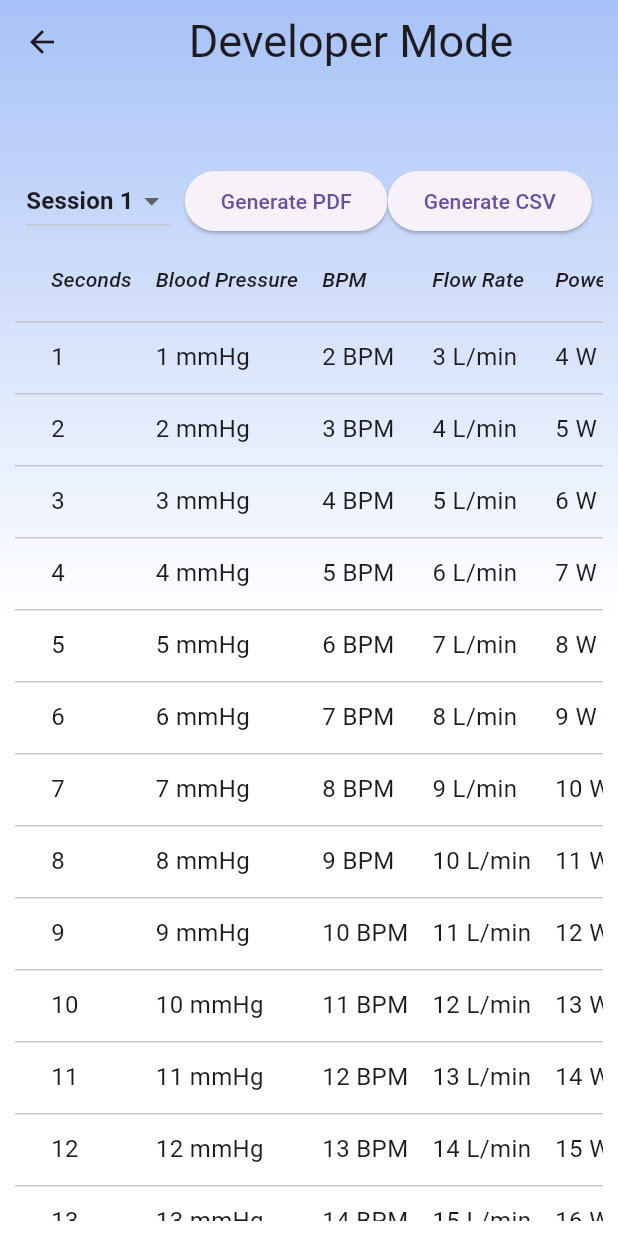
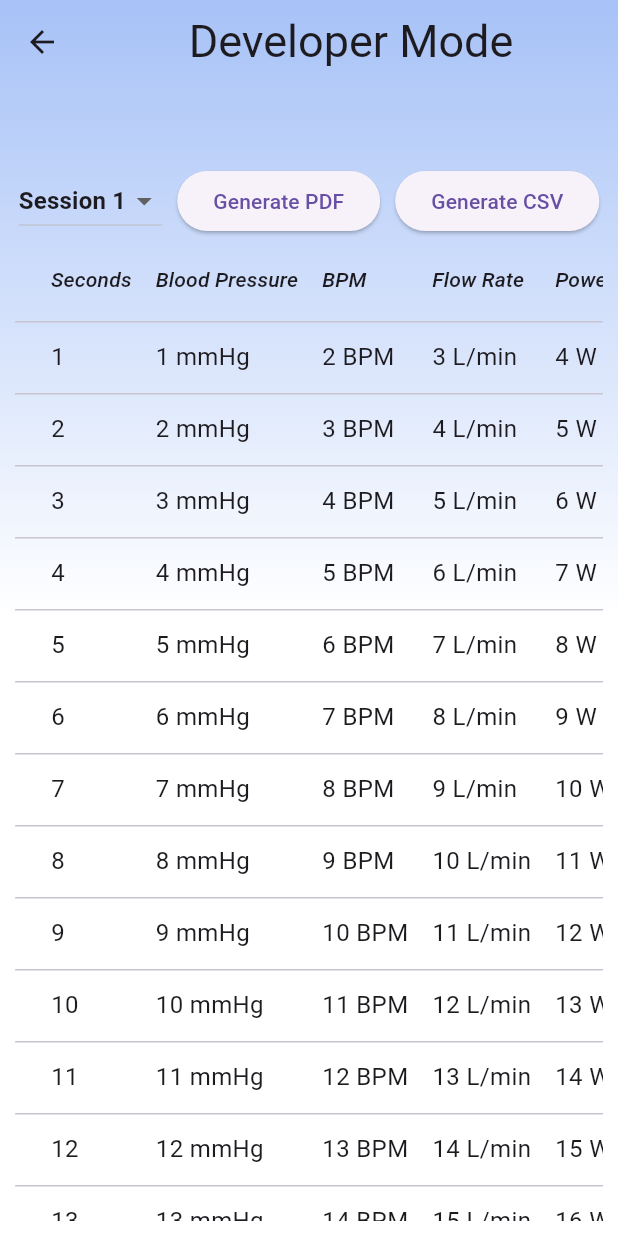
Before and after one commit to Affinity-App/Affinity-App, a Flutter app: the DeveloperMode screen opened by its route, on a phone screen of 412 x 824 dp. Run offline on Flutter 3.47's test engine with Material 3 defaults, Android fonts, the light colour scheme and no system bars; our stand-ins replace cloud_firestore, csv, firebase_auth, firebase_core, fl_chart, google_sign_in and 5 more; accounts and stored records are empty; Roboto replaces fonts that are missing (RaleWay).

Commit message:
fixed spacing

```diff
--- a/cardiacengineering_app/lib/pages/dev_settings/DeveloperMode.dart
+++ b/cardiacengineering_app/lib/pages/dev_settings/DeveloperMode.dart
@@ -190,6 +190,7 @@ class _DeveloperModeState extends State<DeveloperMode> {
                     onPressed: generatePDF,
                     child: Text('Generate PDF'),
                   ),
+                  const SizedBox(width: 10.0), // Spacing between buttons
                   ElevatedButton(
                     onPressed: generateCSV,
                     child: Text('Generate CSV'),
```
